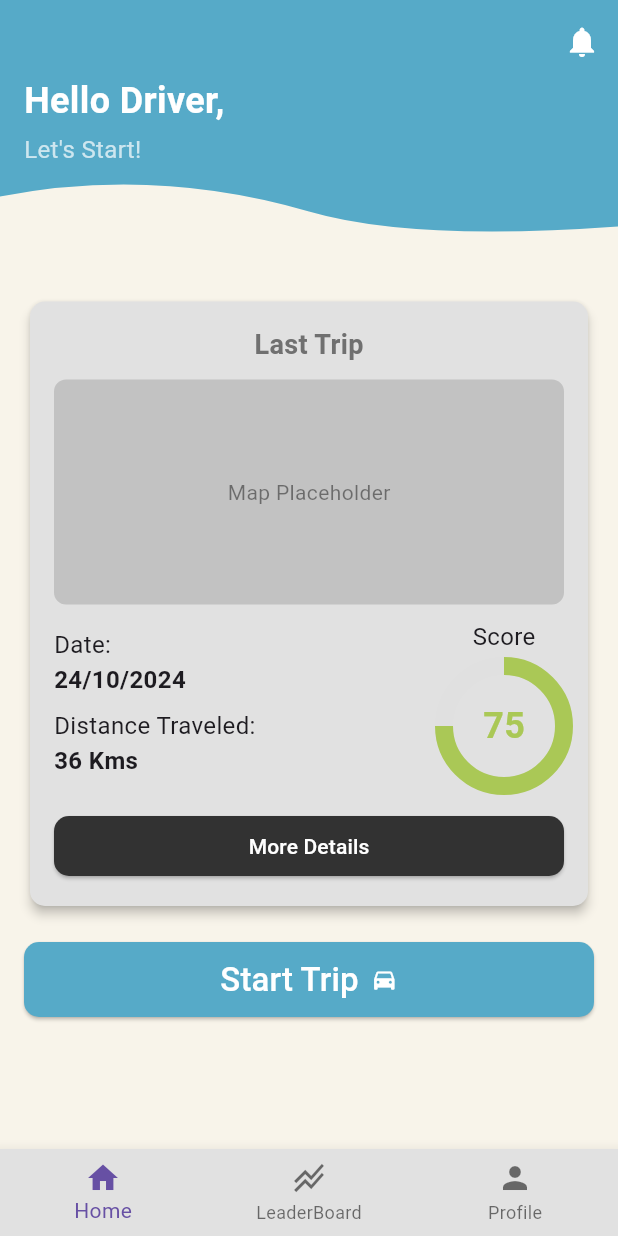
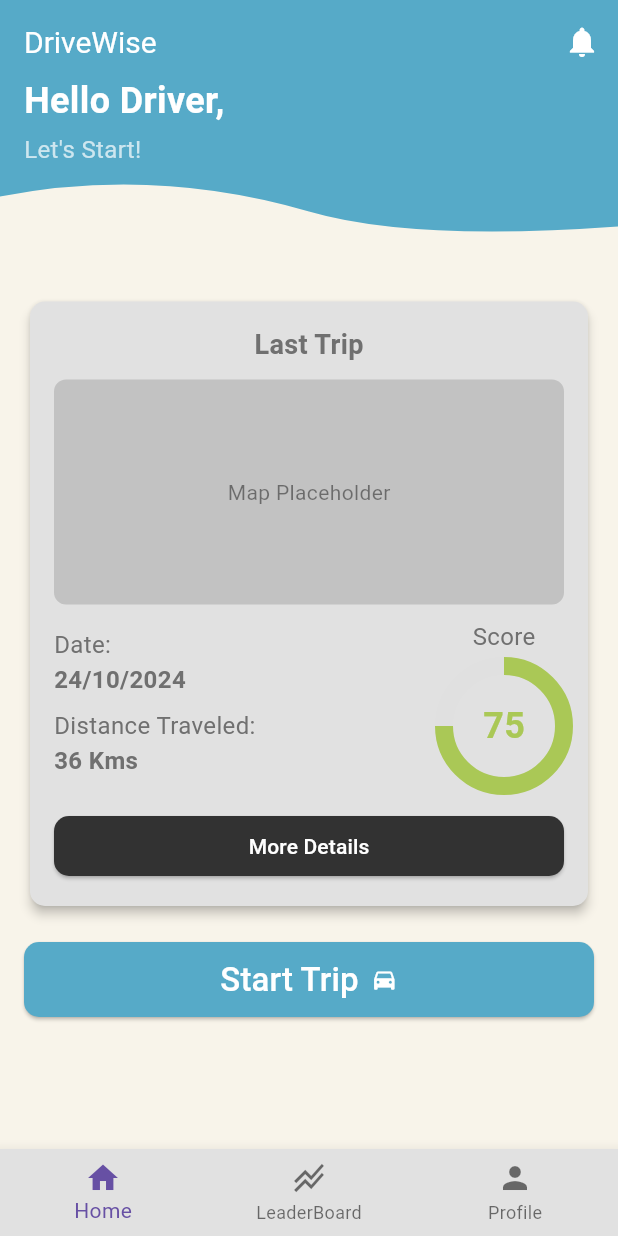
Before and after one commit to R-umaria/Group24F24, a Flutter app: the screen it shows after launch, on a phone screen of 412 x 824 dp. Run offline on Flutter 3.47's test engine with Material 3 defaults, Android fonts, the phone set to English and light mode, and no system bars; our stand-ins replace flutter_custom_clippers, geolocator, permission_handler.

Commit message:
integrated/ui-complete

```diff
--- a/lib/pages/home_page.dart
+++ b/lib/pages/home_page.dart
@@ -1,33 +1,26 @@
+// ignore_for_file: use_key_in_widget_constructors, prefer_const_constructors, prefer_const_literals_to_create_immutables
+
 import 'package:flutter/material.dart';
-import 'package:flutter_custom_clippers/flutter_custom_clippers.dart'; // Ensure this package is added in pubspec.yaml
-
-void main() {
-  runApp(MyApp());
-}
-
-class MyApp extends StatelessWidget {
-  @override
-  Widget build(BuildContext context) {
-    return MaterialApp(
-      debugShowCheckedModeBanner: false,
-      home: HomePage(),
-    );
-  }
-}
+import 'package:flutter_custom_clippers/flutter_custom_clippers.dart'; // Add this package to pubspec.yaml
 
 class HomePage extends StatelessWidget {
+  const HomePage({super.key});
+
   @override
   Widget build(BuildContext context) {
     return Scaffold(
       backgroundColor: const Color.fromRGBO(248, 244, 234, 1),
       appBar: AppBar(
         backgroundColor: const Color.fromRGBO(86, 170, 200, 1),
+        title: Text(
+          "DriveWise",
+          style: TextStyle(color: Colors.white, fontSize: 20),
+        ),
+        centerTitle: false,
         actions: [
           IconButton(
             icon: Icon(Icons.notifications, color: Colors.white),
-            onPressed: () {
-              // Handle notifications
-            },
+            onPressed: () {},
           ),
         ],
       ),
@@ -35,43 +28,15 @@ class HomePage extends StatelessWidget {
         child: Column(
           crossAxisAlignment: CrossAxisAlignment.start,
           children: [
-            // Header with wavy background and text
-            _buildHeader(),
-
-            // Main content with padding
-            Padding(
-              padding: const EdgeInsets.all(16.0),
-              child: Column(
-                crossAxisAlignment: CrossAxisAlignment.start,
-                children: [
-                  SizedBox(height: 20), // Spacing after the header
-
-                  // Last Trip Card
-                  _buildLastTripCard(),
-
-                  SizedBox(height: 20), // Spacing before the Start Trip button
-
-                  // Start Trip Button
-                  _buildStartTripButton(),
-                ],
-              ),
-            ),
-          ],
-        ),
-      ),
-    );
-  }
-
-  /// Builds the header section with a wavy background and text.
-  Widget _buildHeader() {
-    return Stack(
+            // Custom Shape Divider with "Hello Driver!" Text (Covers the full width)
+            Stack(
               children: [
                 ClipPath(
-          clipper: WaveClipperOne(reverse: false, flip: true),
+                  clipper: WaveClipperOne(reverse: false, flip: true), // Creates a wavy shape
                   child: Container(
                     height: 105,
-            width: double.infinity,
-            color: const Color.fromRGBO(86, 170, 200, 1),
+                    width: double.infinity, // Ensures it spans the full width
+                    color: const Color.fromRGBO(86, 170, 200, 1), // Background color
                   ),
                 ),
                 Positioned(
@@ -88,24 +53,27 @@ class HomePage extends StatelessWidget {
                           color: Colors.white,
                         ),
                       ),
-              SizedBox(height: 4),
+                      SizedBox(height: 4), // Small spacing between title and subtext
                       Text(
                         "Let's Start!",
                         style: TextStyle(
-                  fontSize: 16,
-                  color: Colors.white70,
+                          fontSize: 16, // Smaller font size for subtext
+                          color: Colors.white70, // Slightly dimmed white color for contrast
                         ),
                       ),
                     ],
                   ),
                 ),
               ],
-    );
-  }
-
-  /// Builds the Last Trip card with details and a placeholder for the map.
-  Widget _buildLastTripCard() {
-    return Card(
+            ),
+            // Rest of the UI inside Padding
+            Padding(
+              padding: const EdgeInsets.all(16.0),
+              child: Column(
+                crossAxisAlignment: CrossAxisAlignment.start,
+                children: [
+                  SizedBox(height: 20), // Add spacing after the stack
+                  Card(
                     color: const Color.fromRGBO(225, 225, 225, 1),
                     elevation: 3,
                     shape: RoundedRectangleBorder(
@@ -115,7 +83,6 @@ class HomePage extends StatelessWidget {
                       padding: const EdgeInsets.all(16.0),
                       child: Column(
                         children: [
-            // Title
                           Text(
                             'Last Trip',
                             style: TextStyle(
@@ -125,8 +92,6 @@ class HomePage extends StatelessWidget {
                             ),
                           ),
                           SizedBox(height: 10),
-
-            // Map Placeholder
                           Container(
                             height: 150,
                             decoration: BoxDecoration(
@@ -141,38 +106,44 @@ class HomePage extends StatelessWidget {
                             ),
                           ),
                           SizedBox(height: 10),
-
-            // Details Row
                           Row(
                             mainAxisAlignment: MainAxisAlignment.spaceBetween,
                             children: [
-                // Date and Distance
                               Column(
                                 crossAxisAlignment: CrossAxisAlignment.start,
                                 children: [
-                    _buildDetailRow('Date:', '24/10/2024'),
+                                  _buildDetailRow(
+                                    'Date:',
+                                    '24/10/2024',
+                                    const Color.fromRGBO(112, 112, 112, 1), // Set color here
+                                  ),
                                   SizedBox(height: 8),
-                    _buildDetailRow('Distance Traveled:', '36 Kms'),
+                                  _buildDetailRow(
+                                    'Distance Traveled:',
+                                    '36 Kms',
+                                    const Color.fromRGBO(112, 112, 112, 1), // Set color here
+                                  ),
                                 ],
                               ),
-
-                // Score
                               Column(
                                 children: [
                                   Text(
                                     'Score',
-                      style: TextStyle(fontSize: 16),
+                                    style: TextStyle(
+                                      fontSize: 16,
+                                      color: const Color.fromRGBO(112, 112, 112, 1), // Set color here
+                                    ),
                                   ),
                                   SizedBox(height: 8),
                                   Stack(
                                     alignment: Alignment.center,
                                     children: [
                                       SizedBox(
-                          width: 80,
-                          height: 80,
+                                        width: 80, // Adjust width
+                                        height: 80, // Adjust height
                                         child: CircularProgressIndicator(
-                            value: 0.75,
-                            strokeWidth: 12,
+                                          value: 0.75, // Progress value
+                                          strokeWidth: 12, // Thickness of the progress bar
                                           backgroundColor: Colors.grey.shade300,
                                           color: const Color.fromRGBO(170, 200, 86, 1),
                                         ),
@@ -192,12 +163,8 @@ class HomePage extends StatelessWidget {
                             ],
                           ),
                           SizedBox(height: 16),
-
-            // More Details Button
                           ElevatedButton(
-              onPressed: () {
-                // Handle more details action
-              },
+                            onPressed: () {},
                             style: ElevatedButton.styleFrom(
                               backgroundColor: const Color.fromRGBO(50, 50, 50, 1),
                               minimumSize: Size(double.infinity, 40),
@@ -213,40 +180,15 @@ class HomePage extends StatelessWidget {
                         ],
                       ),
                     ),
-    );
-  }
-
-  /// Builds a detail row with a label and a value.
-  Widget _buildDetailRow(String label, String value) {
-    return Column(
-      crossAxisAlignment: CrossAxisAlignment.start,
-      children: [
-        Text(
-          label,
-          style: TextStyle(fontSize: 16),
                   ),
-        Text(
-          value,
-          style: TextStyle(
-            fontSize: 16,
-            fontWeight: FontWeight.bold,
-          ),
-        ),
-      ],
-    );
-  }
-
-  /// Builds the Start Trip button.
-  Widget _buildStartTripButton() {
-    return ElevatedButton(
-      onPressed: () {
-        // Handle start trip action
-      },
+                  SizedBox(height: 20),
+                  ElevatedButton(
+                    onPressed: () {},
                     style: ElevatedButton.styleFrom(
                       backgroundColor: const Color.fromRGBO(86, 170, 200, 1),
                       minimumSize: Size(double.infinity, 50),
                       shape: RoundedRectangleBorder(
-          borderRadius: BorderRadius.circular(10),
+                        borderRadius: BorderRadius.circular(10), // Set border radius to 10
                       ),
                     ),
                     child: Row(
@@ -257,15 +199,46 @@ class HomePage extends StatelessWidget {
                           style: TextStyle(
                             color: const Color.fromRGBO(255, 255, 255, 1),
                             fontSize: 22,
+                          ), // Text color set to white
                         ),
-          ),
-          SizedBox(width: 8),
+                        SizedBox(width: 8), // Spacing between text and icon
                         Icon(
                           Icons.directions_car,
-            color: const Color.fromRGBO(255, 255, 255, 1),
+                          color: const Color.fromRGBO(255, 255, 255, 1), // Set icon color to white
                         ),
                       ],
                     ),
+                  ),
+                ],
+              ),
+            ),
+          ],
+        ),
+      ),
+    );
+  }
+
+  // Helper function to build detail row (Date, Distance, etc.)
+  Widget _buildDetailRow(String label, String value, Color color) {
+    return Column(
+      crossAxisAlignment: CrossAxisAlignment.start,
+      children: [
+        Text(
+          label,
+          style: TextStyle(
+            fontSize: 16,
+            color: color, // Use the passed color
+          ),
+        ),
+        Text(
+          value,
+          style: TextStyle(
+            fontSize: 16,
+            fontWeight: FontWeight.bold,
+            color: color, // Use the passed color
+          ),
+        ),
+      ],
     );
   }
 }
```
Lines whose indentation alone changed are shown as unchanged.
